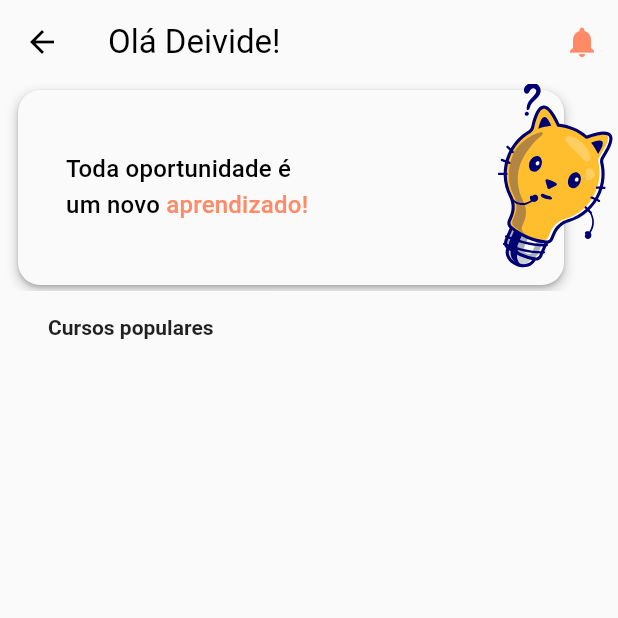
After one commit to deividepaulino/vr_iscool, a Flutter app: the IndexPage screen opened by its route, on a phone screen of 412 x 824 dp, the top half of it. The commit adds this screen. Run offline on Flutter 3.47's test engine with Material 3 defaults, Android fonts, the phone set to English and light mode, and no system bars; our stand-ins replace flutter_modular, introduction_screen, lottie; missing offline and left inert: asp; Roboto replaces fonts that are missing (Montserrat).

Commit message:
🚀 feat: iniciado a index, criado o card checkpoint

```diff
--- a/lib/app_module.dart
+++ b/lib/app_module.dart
@@ -1,4 +1,5 @@
 import 'package:flutter_modular/flutter_modular.dart';
+import 'package:vr_iscool/modules/index_module/index_module.dart';
 import 'package:vr_iscool/modules/login_module/login_module.dart';
 
 class AppModule extends Module {
@@ -12,5 +13,6 @@ class AppModule extends Module {
       module: LoginModule(),
       transition: TransitionType.rightToLeft,
     );
+    r.module('/index/', module: IndexModule());
   }
 }
--- a/lib/core/themes/theme_base.dart
+++ b/lib/core/themes/theme_base.dart
@@ -7,13 +7,13 @@ class ThemeBase {
       primarySwatch: Colors.deepOrange,
       primaryColorLight: Colors.deepOrange.shade300,
       primaryColorDark: Colors.deepOrange.shade900,
-      primaryColor: Colors.deepOrange.shade400,
+      primaryColor: Colors.deepOrange.shade300,
       fontFamily: 'Montserrat',
       scaffoldBackgroundColor: Colors.grey.shade50,
       colorScheme: ColorScheme.fromSwatch().copyWith(
         primary: Colors.orange,
         secondary: Colors.orange,
-        tertiary: Colors.pink,
+        tertiary: Colors.green,
         surface: Colors.grey.shade50,
       ),
       textTheme: TextTheme(
@@ -28,8 +28,8 @@ class ThemeBase {
         ),
         displayMedium: const TextStyle(
           fontSize: 14,
-          // fontWeight: FontWeight.bold,
-          color: Color.fromARGB(255, 40, 190, 255),
+          fontWeight: FontWeight.bold,
+          color: Colors.black87,
         ),
         titleSmall: const TextStyle(
           fontSize: 14,
--- /dev/null
+++ b/lib/modules/index_module/index_module.dart
@@ -0,0 +1,12 @@
+import 'package:flutter_modular/flutter_modular.dart';
+import 'package:vr_iscool/modules/index_module/presenter/index_page.dart';
+
+class IndexModule extends Module {
+  @override
+  List<Module> get imports => [];
+
+  @override
+  void routes(r) {
+    r.child('/', child: (context) => const IndexPage());
+  }
+}
--- /dev/null
+++ b/lib/modules/index_module/presenter/index_page.dart
@@ -0,0 +1,109 @@
+import 'package:flutter/material.dart';
+import 'package:lottie/lottie.dart';
+
+class IndexPage extends StatefulWidget {
+  const IndexPage({super.key});
+
+  @override
+  State<IndexPage> createState() => _IndexPageState();
+}
+
+class _IndexPageState extends State<IndexPage> {
+  @override
+  Widget build(BuildContext context) {
+    return Scaffold(
+      appBar: AppBar(
+        actions: [
+          IconButton(
+              icon: Icon(Icons.notifications,
+                  color: Theme.of(context).primaryColor),
+              onPressed: () {}),
+        ],
+        title: const Text('Olá Deivide!'),
+      ),
+      body: Column(
+        crossAxisAlignment: CrossAxisAlignment.start,
+        children: [
+          Stack(
+            children: [
+              Padding(
+                padding: const EdgeInsets.only(left: 8.0, right: 32),
+                child: Card(
+                  shape: RoundedRectangleBorder(
+                    borderRadius: BorderRadius.circular(15),
+                  ),
+                  child: LayoutBuilder(
+                    builder: (context, constraints) => Container(
+                      decoration: BoxDecoration(
+                        color: Theme.of(context).colorScheme.surface,
+                        borderRadius: BorderRadius.circular(15),
+                        boxShadow: [
+                          BoxShadow(
+                            color: Colors.grey.withOpacity(0.5),
+                            spreadRadius: 1,
+                            blurRadius: 5,
+                            offset: const Offset(0, 3),
+                          ),
+                        ],
+                      ),
+                      width: constraints.maxWidth,
+                      height: 130,
+                      child: Center(
+                        child: Padding(
+                          padding: const EdgeInsets.symmetric(horizontal: 32.0),
+                          child: Column(
+                            mainAxisSize: MainAxisSize.min,
+                            crossAxisAlignment: CrossAxisAlignment.start,
+                            children: [
+                              Text(
+                                'Toda oportunidade é ',
+                                style: Theme.of(context).textTheme.titleMedium,
+                              ),
+                              Row(
+                                children: [
+                                  Text(
+                                    'um novo',
+                                    style:
+                                        Theme.of(context).textTheme.titleMedium,
+                                  ),
+                                  Text(
+                                    ' aprendizado!',
+                                    style: Theme.of(context)
+                                        .textTheme
+                                        .titleMedium!
+                                        .copyWith(
+                                          color: Theme.of(context).primaryColor,
+                                        ),
+                                  ),
+                                ],
+                              ),
+                            ],
+                          ),
+                        ),
+                      ),
+                    ),
+                  ),
+                ),
+              ),
+              //rotate widget
+              Positioned(
+                right: -10,
+                child: Transform.rotate(
+                  angle: 0.4,
+                  child: Lottie.asset('assets/animations/cat.json', width: 110),
+                ),
+              ),
+            ],
+          ),
+          Padding(
+            padding: const EdgeInsets.symmetric(horizontal: 32.0, vertical: 16),
+            child: Text(
+              'Cursos populares',
+              style: Theme.of(context).textTheme.displayMedium,
+            ),
+          ),
+        ],
+      ),
+    );
+  }
+}
```
